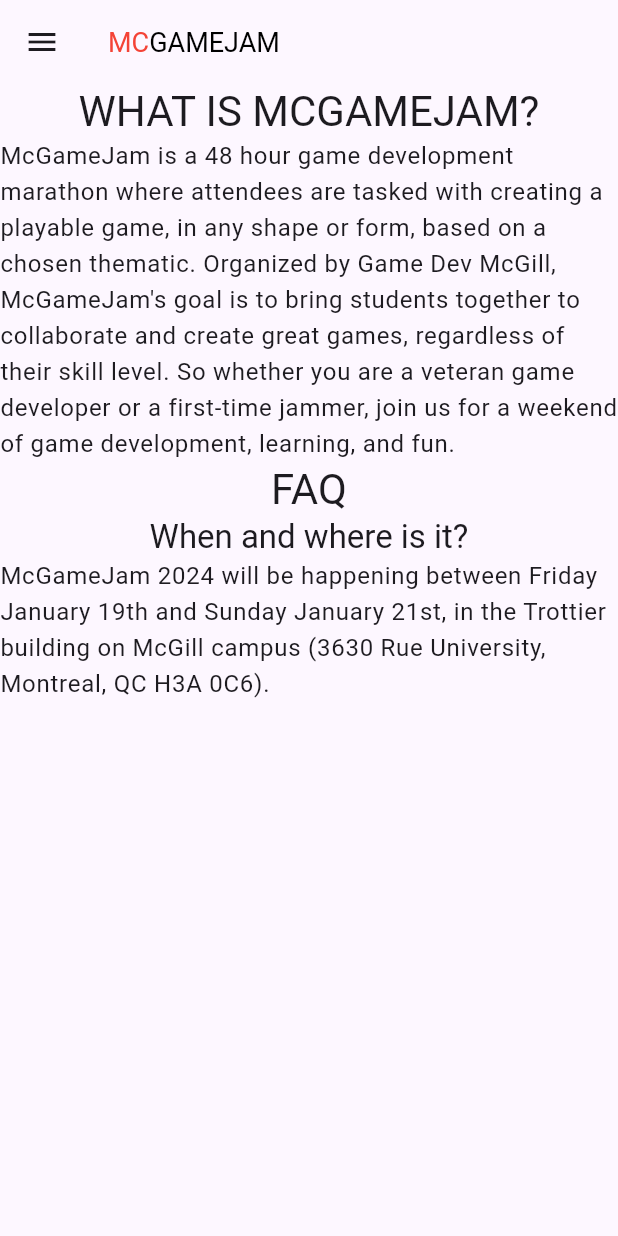
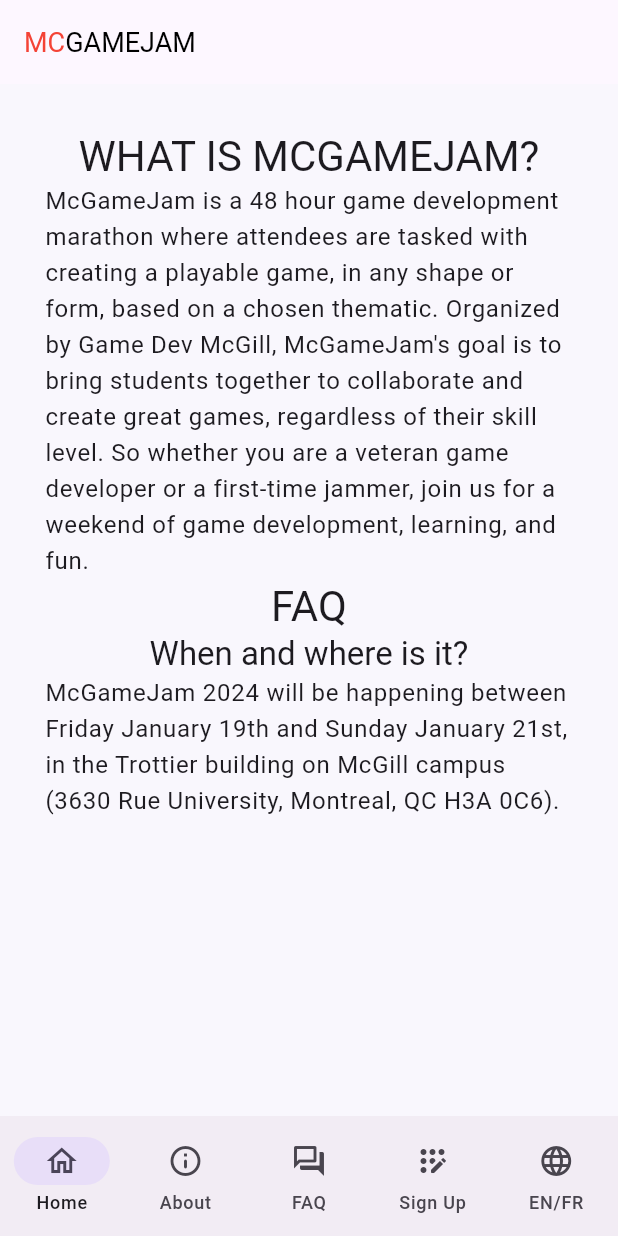
Before and after one commit to gamedevmcgill/mcgamejam, a Flutter app: the screen it shows after launch, on a phone screen of 412 x 824 dp. Run offline on Flutter 3.47's test engine with Material 2 defaults, Android fonts, the phone set to English and light mode, and no system bars; missing offline and left inert: dart:html; generated files the repository leaves out were written again.

Commit message:
app navigation

```diff
--- a/lib/components/main_page.dart
+++ b/lib/components/main_page.dart
@@ -12,20 +12,29 @@
     return SelectableRegion(
         focusNode: FocusNode(),
         selectionControls: materialTextSelectionControls,
-        child: PreferredSize(
-          preferredSize: const Size.fromWidth(500.0),
+        child: Center(
+          child: Container(
+              constraints: const BoxConstraints(maxWidth: 1000),
+              padding: const EdgeInsets.all(30),
               child: Column(
                   children: const [
                     AboutSection(),
                     FaqSection()
                   ])
           )
+        )
     );
   }
 }
 
-class MainPage extends StatelessWidget {
+class MainPage extends StatefulWidget {
   const MainPage({Key? key}) : super(key: key);
+
+  @override
+  State<StatefulWidget> createState() => MainPageState();
+}
+
+class MainPageState extends State<MainPage> {
 
   @override
   Widget build(BuildContext context) {
@@ -35,19 +44,27 @@
             builder: (BuildContext context, BoxConstraints constraints) {
               final isNarrow = constraints.maxWidth < 1000;
               if (isNarrow) {
+                // mobile
                 return Scaffold(
                     appBar: AppBar(
                       title: const McGameJamTitle(),
                     ),
-                drawer: const NavigationBarDrawer(),
+                    bottomNavigationBar: const NewNavBar(),
                     body: const MainContent());
               } else {
-            return const Scaffold(
-                appBar: PreferredSize(
-                    preferredSize: Size(1000, 500),
-                    child: NavigationBarDefault()),
-                body: MainContent());
+                // desktop
+                return Scaffold(
+                    appBar: AppBar(
+                      title: const McGameJamTitle(),
+                    ),
+                    body: Row(
+                      children: [
+                        NewNavRail(),
+                        const Expanded(child: MainContent())
+                      ],
+                    ));
               }
             }));
   }
+
 }
--- a/lib/components/navigation_bar.dart
+++ b/lib/components/navigation_bar.dart
@@ -1,3 +1,5 @@
+import 'dart:html';
+
 import 'package:flutter/material.dart';
 import 'package:mcgamejam_website/components/navigation_item.dart';
 import 'package:flutter_gen/gen_l10n/app_localizations.dart';
@@ -101,3 +103,67 @@
   }
 
 }
+
+class NewNavBar extends StatelessWidget {
+  const NewNavBar({Key? key}) : super(key: key);
+
+  @override
+  Widget build(BuildContext context) {
+    return NavigationBar(
+      selectedIndex: 0,
+      destinations: [
+        NavigationDestination(icon: Icon(Icons.home_outlined), label: AppLocalizations.of(context)!.homeTitle),
+        NavigationDestination(icon: Icon(Icons.info_outline_rounded), label: AppLocalizations.of(context)!.aboutTitle),
+        NavigationDestination(icon: Icon(Icons.question_answer_outlined), label: "FAQ"),
+        NavigationDestination(icon: Icon(Icons.app_registration_rounded), label: AppLocalizations.of(context)!.signUpTitle),
+        NavigationDestination(icon: Icon(Icons.language_rounded), label: AppLocalizations.of(context)!.langToggle),
+      ],
+      onDestinationSelected: (index) {
+        switch (index) {
+          case 0:
+            break;
+          case 1:
+            break;
+          case 2:
+            break;
+          case 4:
+            MyApp.of(context).locale = Locale.fromSubtags(languageCode: Localizations.localeOf(context).languageCode == 'en' ? 'fr' : 'en');
+            break;
+        }
+      },
+    );
+  }
+}
+
+class NewNavRail extends StatelessWidget {
+  const NewNavRail({super.key});
+
+  @override
+  Widget build(BuildContext context) {
+    return NavigationRail(
+      selectedIndex: 0,
+      extended: true,
+      destinations: [
+        NavigationRailDestination(icon: Icon(Icons.home_outlined), label: Text(AppLocalizations.of(context)!.homeTitle)),
+        NavigationRailDestination(icon: Icon(Icons.info_outline_rounded), label: Text(AppLocalizations.of(context)!.aboutTitle)),
+        NavigationRailDestination(icon: Icon(Icons.question_answer_outlined), label: Text("FAQ")),
+        NavigationRailDestination(icon: Icon(Icons.app_registration_rounded), label: Text(AppLocalizations.of(context)!.signUpTitle)),
+        NavigationRailDestination(icon: Icon(Icons.language_rounded), label: Text(AppLocalizations.of(context)!.langToggle)),
+      ],
+      onDestinationSelected: (index) {
+        switch (index) {
+          case 0:
+            break;
+          case 1:
+            break;
+          case 2:
+            break;
+          case 4:
+            MyApp.of(context).locale = Locale.fromSubtags(languageCode: Localizations.localeOf(context).languageCode == 'en' ? 'fr' : 'en');
+            break;
+        }
+      },
+    );
+  }
+
+}
--- a/lib/l10n/app_en.arb
+++ b/lib/l10n/app_en.arb
@@ -1,6 +1,8 @@
 {
-    "aboutTitle": "ABOUT",
-    "signUpTitle": "SIGN UP",
+    "homeTitle": "Home",
+    "aboutTitle": "About",
+    "signUpTitle": "Sign Up",
+    "langToggle": "EN/FR",
     "whatIsMcGameJam": "WHAT IS MCGAMEJAM?",
     "mcGameJamDescription": "McGameJam is a 48 hour game development marathon where attendees are tasked with creating a playable game, in any shape or form, based on a chosen thematic. Organized by Game Dev McGill, McGameJam's goal is to bring students together to collaborate and create great games, regardless of their skill level. So whether you are a veteran game developer or a first-time jammer, join us for a weekend of game development, learning, and fun.",
     "faq": "FAQ",
--- a/lib/l10n/app_fr.arb
+++ b/lib/l10n/app_fr.arb
@@ -1,6 +1,8 @@
 {
-  "aboutTitle": "À PROPOS",
-  "signUpTitle": "INSCRIVEZ-VOUS",
+  "homeTitle": "Accueil",
+  "aboutTitle": "À propos",
+  "signUpTitle": "Inscription",
+  "langToggle": "FR/EN",
   "whatIsMcGameJam": "QU'EST-CE QUE MCGAMEJAM ?",
   "mcGameJamDescription": "McGameJam est un marathon de développement de jeux de 48 heures où les participant·e·s sont invité·e·s à créer un jeu, dans toute sa forme, basé sur une thématique choisie. Proposé par Game Dev McGill, McGameJam a pour objectif de rassembler des étudiant·e·s pour collaborer et donner vie à d'excellents jeux, indépendamment de leur expérience. Que vous ayez déjà une longue expérience en développement de jeux ou que vous participiez à un jam pour la première fois, venez passer un week-end de création, d'apprentissage et d'amusement.",
   "faq": "FAQ",
--- a/lib/main.dart
+++ b/lib/main.dart
@@ -63,7 +63,11 @@
         Locale('en'),
         Locale('fr'),
       ],
-      theme: ThemeData(colorSchemeSeed: const Color(0xff6750a4), useMaterial3: true),
+      theme: ThemeData(
+          colorSchemeSeed: const Color(0xff6750a4),
+          scaffoldBackgroundColor: const Color(0xfff9f7fd),
+          shadowColor: const Color(0xff261d3b),
+          useMaterial3: true),
       home: const MainPage(),
       locale: getLocale(context)
     );
```
Lines whose indentation alone changed are shown as unchanged.
